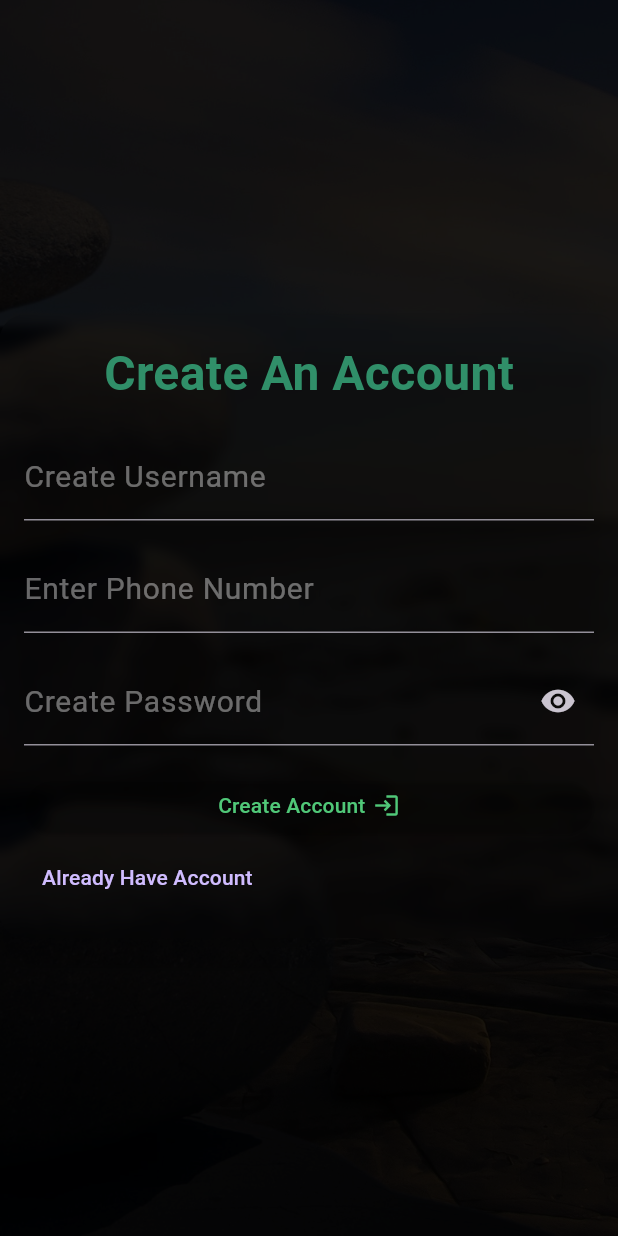
After one commit to gitkrakenite/mobile_flutter_ilocca_v2, a Flutter app: the screen it shows after launch, after a tap on "No Account Yet", on a phone screen of 412 x 824 dp. The commit adds this screen. Run offline on Flutter 3.47's test engine with Material 3 defaults, Android fonts, the phone set to English and light mode, and no system bars; our stand-ins replace curved_navigation_bar, get, image_picker; network calls fail.

Commit message:
cleaning up UI

```diff
--- a/lib/components/top_business_component.dart
+++ b/lib/components/top_business_component.dart
@@ -8,7 +8,9 @@ class TopBusinessWidget extends StatelessWidget {
 
   @override
   Widget build(BuildContext context) {
-    return Column(
+    return SafeArea(
+      top: false,
+      child: Column(
         children: [
           Container(
             height: 220,
@@ -123,6 +125,7 @@ class TopBusinessWidget extends StatelessWidget {
             ),
           ),
         ],
+      ),
     );
   }
 }
--- a/lib/screens/home_screen..dart
+++ b/lib/screens/home_screen..dart
@@ -58,6 +58,8 @@ class _HomeScreenState extends State<HomeScreen> {
                   crossAxisAlignment: CrossAxisAlignment.start,
                   children: [
                     Card(
+                      elevation: 0,
+                      color: Colors.transparent,
                       child: Padding(
                         padding: const EdgeInsets.all(14.0),
                         child: Column(
@@ -111,6 +113,8 @@ class _HomeScreenState extends State<HomeScreen> {
                   crossAxisAlignment: CrossAxisAlignment.start,
                   children: [
                     Card(
+                      color: Colors.transparent,
+                      elevation: 0,
                       child: Padding(
                         padding: const EdgeInsets.all(14.0),
                         child: Column(
@@ -164,6 +168,8 @@ class _HomeScreenState extends State<HomeScreen> {
                   crossAxisAlignment: CrossAxisAlignment.start,
                   children: [
                     Card(
+                      color: Colors.transparent,
+                      elevation: 0,
                       child: Padding(
                         padding: const EdgeInsets.all(14.0),
                         child: Column(
--- a/lib/screens/login.dart
+++ b/lib/screens/login.dart
@@ -7,9 +7,16 @@ import 'package:flutter/widgets.dart';
 import 'package:get/get.dart';
 import 'package:ilocca_v2/styles/app_colors.dart';
 
-class LoginScreen extends StatelessWidget {
+bool showPass = false;
+
+class LoginScreen extends StatefulWidget {
   const LoginScreen({super.key});
 
+  @override
+  State<LoginScreen> createState() => _LoginScreenState();
+}
+
+class _LoginScreenState extends State<LoginScreen> {
   @override
   Widget build(BuildContext context) {
     return Scaffold(
@@ -19,8 +26,8 @@ class LoginScreen extends StatelessWidget {
             child: Stack(
               fit: StackFit.expand,
               children: [
-                Image.asset(
-                  "assets/images/iloccaBg.jpg",
+                Image.network(
+                  "https://images.pexels.com/photos/2657669/pexels-photo-2657669.jpeg?auto=compress&cs=tinysrgb&w=600",
                   fit: BoxFit
                       .cover, // This ensures the image fills the entire space
                   height: double.infinity,
@@ -34,6 +41,7 @@ class LoginScreen extends StatelessWidget {
 
                 Column(
                   mainAxisAlignment: MainAxisAlignment.center,
+                  crossAxisAlignment: CrossAxisAlignment.start,
                   children: [
                     SizedBox(
                       width: double.infinity,
@@ -81,9 +89,10 @@ class LoginScreen extends StatelessWidget {
                                       height: 16,
                                     ),
                                     TextField(
+                                      obscureText: showPass ? false : true,
                                       decoration: InputDecoration(
                                         hintText: "password",
-                                        labelText: "Please Enter Password",
+                                        labelText: "Enter Password",
                                         labelStyle: TextStyle(
                                           color: Colors.white.withOpacity(0.4),
                                           fontSize: 20,
@@ -92,6 +101,16 @@ class LoginScreen extends StatelessWidget {
                                           borderSide: BorderSide(
                                             color: Colors.white,
                                           ),
+                                        ),
+                                        suffixIcon: IconButton(
+                                          onPressed: () {
+                                            setState(() {
+                                              showPass = !showPass;
+                                            });
+                                          },
+                                          icon: Icon(showPass
+                                              ? Icons.visibility_off
+                                              : Icons.visibility),
                                         ),
                                       ),
                                     ),
@@ -132,7 +151,16 @@ class LoginScreen extends StatelessWidget {
                                           ],
                                         ),
                                       ),
-                                    )
+                                    ),
+                                    Align(
+                                      alignment: Alignment.topLeft,
+                                      child: TextButton(
+                                        onPressed: () {
+                                          Get.offAndToNamed("/register");
+                                        },
+                                        child: const Text("No Account Yet"),
+                                      ),
+                                    ),
                                   ],
                                 ),
                               )),
--- /dev/null
+++ b/lib/screens/register_screen.dart
@@ -0,0 +1,208 @@
+import 'dart:ui';
+
+import 'package:flutter/cupertino.dart';
+import 'package:flutter/material.dart';
+import 'package:flutter/painting.dart';
+import 'package:flutter/rendering.dart';
+import 'package:flutter/widgets.dart';
+import 'package:get/get.dart';
+import 'package:ilocca_v2/styles/app_colors.dart';
+
+bool showPass = false;
+
+class RegisterSceen extends StatefulWidget {
+  const RegisterSceen({super.key});
+
+  @override
+  State<RegisterSceen> createState() => _RegisterSceenState();
+}
+
+class _RegisterSceenState extends State<RegisterSceen> {
+  @override
+  Widget build(BuildContext context) {
+    return Scaffold(
+      body: Column(
+        children: [
+          Expanded(
+            child: Stack(
+              fit: StackFit.expand,
+              children: [
+                Image.asset(
+                  "assets/images/iloccaBg.jpg",
+                  fit: BoxFit
+                      .cover, // This ensures the image fills the entire space
+                  height: double.infinity,
+                ),
+
+                //background overlay
+                Container(
+                  height: double.infinity,
+                  color: Colors.black.withOpacity(0.9),
+                ),
+
+                SingleChildScrollView(
+                  child: Column(
+                    mainAxisAlignment: MainAxisAlignment.center,
+                    children: [
+                      SizedBox(
+                        width: double.infinity,
+                        child: Card(
+                          margin: EdgeInsets.only(top: 210),
+                          color: Colors.transparent,
+                          shape: RoundedRectangleBorder(
+                            borderRadius: BorderRadius.circular(16),
+                          ),
+                          elevation: 10,
+                          child: ClipRRect(
+                            borderRadius: BorderRadius.circular(16),
+                            child: BackdropFilter(
+                                filter: ImageFilter.blur(sigmaX: 4, sigmaY: 4),
+                                child: Padding(
+                                  padding: const EdgeInsets.all(16.0),
+                                  child: Column(
+                                    children: [
+                                      const Text(
+                                        "Create An Account",
+                                        style: TextStyle(
+                                          fontSize: 32,
+                                          fontWeight: FontWeight.bold,
+                                          color: darkBgColor,
+                                        ),
+                                      ),
+                                      const SizedBox(
+                                        height: 16,
+                                      ),
+                                      TextField(
+                                        decoration: InputDecoration(
+                                          hintText: "username",
+                                          labelText: "Create Username",
+                                          labelStyle: TextStyle(
+                                            color:
+                                                Colors.white.withOpacity(0.4),
+                                            fontSize: 20,
+                                          ),
+                                          border: const UnderlineInputBorder(
+                                            borderSide: BorderSide(
+                                              color: Colors.white,
+                                            ),
+                                          ),
+                                        ),
+                                      ),
+                                      const SizedBox(
+                                        height: 16,
+                                      ),
+                                      TextField(
+                                        decoration: InputDecoration(
+                                          hintText: "phone",
+                                          labelText: "Enter Phone Number",
+                                          labelStyle: TextStyle(
+                                            color:
+                                                Colors.white.withOpacity(0.4),
+                                            fontSize: 20,
+                                          ),
+                                          border: const UnderlineInputBorder(
+                                            borderSide: BorderSide(
+                                              color: Colors.white,
+                                            ),
+                                          ),
+                                        ),
+                                      ),
+                                      const SizedBox(
+                                        height: 16,
+                                      ),
+                                      TextField(
+                                        obscureText: showPass ? false : true,
+                                        decoration: InputDecoration(
+                                          hintText: "password",
+                                          labelText: "Create Password",
+                                          labelStyle: TextStyle(
+                                            color:
+                                                Colors.white.withOpacity(0.4),
+                                            fontSize: 20,
+                                          ),
+                                          border: const UnderlineInputBorder(
+                                            borderSide: BorderSide(
+                                              color: Colors.white,
+                                            ),
+                                          ),
+                                          suffixIcon: IconButton(
+                                            onPressed: () {
+                                              setState(() {
+                                                showPass = !showPass;
+                                              });
+                                            },
+                                            icon: Icon(showPass
+                                                ? Icons.visibility_off
+                                                : Icons.visibility),
+                                          ),
+                                        ),
+                                      ),
+                                      const SizedBox(
+                                        height: 16,
+                                      ),
+                                      ElevatedButton(
+                                        style: ButtonStyle(
+                                          backgroundColor: MaterialStateProperty
+                                              .all<Color>(Colors
+                                                  .transparent), // Set your desired background color
+                                          minimumSize:
+                                              MaterialStateProperty.all<Size>(
+                                                  Size(double.infinity, 0)),
+                                        ),
+                                        onPressed: () {
+                                          Register();
+                                        },
+                                        child: const Padding(
+                                          padding: const EdgeInsets.all(8.0),
+                                          child: Row(
+                                            mainAxisAlignment:
+                                                MainAxisAlignment.center,
+                                            children: [
+                                              Text(
+                                                "Create Account",
+                                                style: TextStyle(
+                                                  color: primaryTxtColor,
+                                                ),
+                                              ),
+                                              SizedBox(
+                                                width: 5,
+                                              ),
+                                              Icon(
+                                                Icons.login,
+                                                color: primaryTxtColor,
+                                              )
+                                            ],
+                                          ),
+                                        ),
+                                      ),
+                                      Align(
+                                        alignment: Alignment.topLeft,
+                                        child: TextButton(
+                                          onPressed: () {
+                                            Get.offAndToNamed("/");
+                                          },
+                                          child: const Text(
+                                              "Already Have Account"),
+                                        ),
+                                      ),
+                                    ],
+                                  ),
+                                )),
+                          ),
+                        ),
+                      )
+                    ],
+                  ),
+                )
+              ],
+            ),
+          )
+        ],
+      ),
+    );
+  }
+
+  Register() {
+    Get.offAndToNamed("/home");
+  }
+}
--- a/lib/screens/specific_business.dart
+++ b/lib/screens/specific_business.dart
@@ -15,7 +15,7 @@ class SpecificBusiness extends StatelessWidget {
 
   Widget build(BuildContext context) {
     return Scaffold(
-      appBar: AppBar(),
+      // appBar: AppBar(),
       body: Padding(
         padding: const EdgeInsets.all(8.0),
         child: Column(
--- a/lib/utils/routes.dart
+++ b/lib/utils/routes.dart
@@ -5,10 +5,12 @@ import 'package:ilocca_v2/screens/all_businesses.dart';
 import 'package:ilocca_v2/screens/login.dart';
 import 'package:ilocca_v2/screens/main_wrapper.dart';
 import 'package:ilocca_v2/screens/my_profile.dart';
+import 'package:ilocca_v2/screens/register_screen.dart';
 
 class Routes {
   static var routes = [
     GetPage(name: "/", page: () => const LoginScreen()),
+    GetPage(name: "/register", page: () => const RegisterSceen()),
     GetPage(name: "/home", page: () => const MainWrapperScreen()),
     GetPage(name: "/profile", page: () => const MyProfile()),
     GetPage(name: "/addBiz", page: () => const AddNewBusiness()),
```
Also changed, not shown: lib/main.dart (+17 -4 lines), lib/screens/add_biz_screen.dart (+6 -3 lines), lib/screens/main_wrapper.dart (+18 -10 lines), lib/screens/my_profile.dart (+6 -5 lines), 5 other files. Lines whose indentation alone changed are shown as unchanged.
